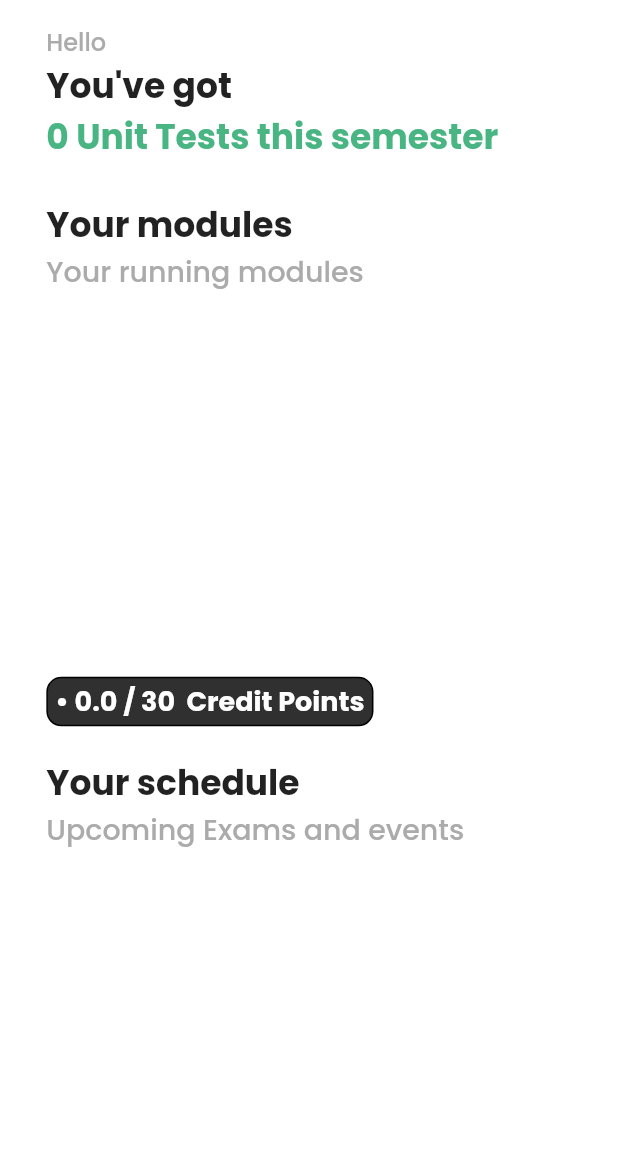
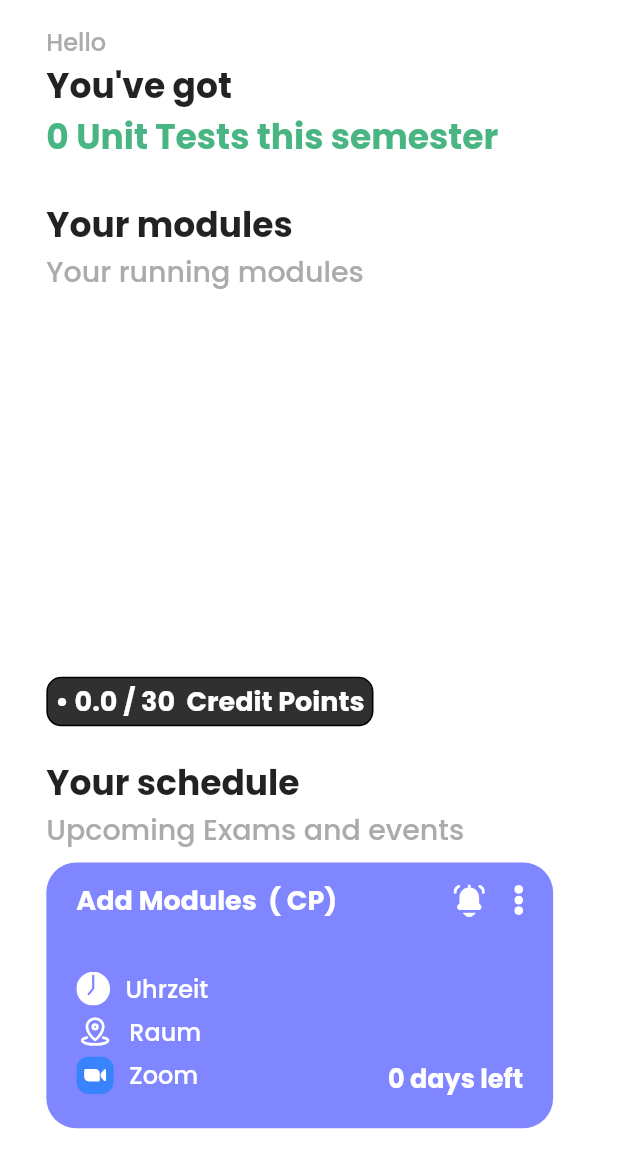
Before and after one commit to philgenb/StudyPlanner, a Flutter app: the screen it shows once a user with an empty profile is signed in, on a phone screen of 412 x 824 dp, the part 83-1236 px from its top. Run offline on Flutter 3.47's test engine with Material 2 defaults, Android fonts, the phone set to English and light mode, and no system bars; our stand-ins replace cloud_firestore, firebase_auth, firebase_core, flutter_spinkit, flutter_svg; accounts and stored records are empty.

Commit message:
fixed no module bug, added extended time info

```diff
--- a/lib/main.dart
+++ b/lib/main.dart
@@ -66,6 +66,7 @@ class _MyAppState extends State<MyApp> {
                   primaryColor: const Color(0xff272727),
                   textTheme: const TextTheme(
                     headline1: TextStyle(fontSize: 17, fontWeight: FontWeight.bold, color: Colors.white),
+                      headline2: TextStyle(fontSize: 18, fontWeight: FontWeight.bold, color: Colors.black),
                     bodyText1: TextStyle(fontSize: 16, color: Colors.white)
                   )
               ),
--- a/lib/models/module.dart
+++ b/lib/models/module.dart
@@ -28,9 +28,9 @@ class Module {
     Duration duration =  examTimeStamp.toDate().difference(DateTime.now());
     int days = duration.inDays;
     if (days >= 30) {
-      return "in ${(days / 30).round()} Monaten";
+      return "${(days / 30).round()} Months left";
     } else {
-      return "in $days Tagen";
+      return "$days days left";
     }
   }
 
--- a/lib/pages/dashboard/moduleswipe.dart
+++ b/lib/pages/dashboard/moduleswipe.dart
@@ -1,6 +1,8 @@
+import 'package:cloud_firestore/cloud_firestore.dart';
 import 'package:flutter/material.dart';
 import 'package:provider/provider.dart';
 import 'package:studyplanner/pages/module/module_card.dart';
+import 'package:studyplanner/theme/colors.dart';
 import 'package:studyplanner/utils/sizehelper.dart';
 
 import '../../models/module.dart';
@@ -20,6 +22,15 @@ class _ModuleSwipeState extends State<ModuleSwipe> {
   Widget build(BuildContext context) {
     List<Module> moduleList = Provider.of<List<Module>>(context);
 
+    if (moduleList.isEmpty) {
+      return SizedBox(
+        height: SizeHelper.getDisplayHeight(context) * 0.225,
+        width: SizeHelper.getDisplayWidth(context) * 0.9,
+        child: ModuleCard(Color(0xff7F86FF), "Add Modules", pressable: true,
+            module: Module(zoomURL: 'Zoom URL', creditPoints: '', moduleName: 'Add Modules', examTimeStamp: Timestamp.now(), room: "Raum", time: "Uhrzeit")),
+      );
+    }
+
       final PageController pageController = PageController(viewportFraction: 1.0);
       return SizedBox(
         height: SizeHelper.getDisplayHeight(context) * 0.225,
@@ -32,7 +43,7 @@ class _ModuleSwipeState extends State<ModuleSwipe> {
           }),
           itemCount: moduleList.length,
           itemBuilder: (BuildContext context, int index) {
-          return ModuleCard(Color(0xff7F86FF), moduleList[index].moduleName, pressable: true, module: moduleList[index]);
+            return ModuleCard(colors[index % colors.length], moduleList[index].moduleName, pressable: true, module: moduleList[index]);
           },
         ),
       );
--- a/lib/pages/module/module_card.dart
+++ b/lib/pages/module/module_card.dart
@@ -58,7 +58,10 @@ class ModuleCard extends StatelessWidget {
               Row(
                 mainAxisAlignment: MainAxisAlignment.spaceBetween,
                 children: [
-                  Text("$moduleName  (${module?.creditPoints ?? credits} CP)", style: TextStyle(color: Colors.white, fontWeight: FontWeight.bold, fontSize: 18), softWrap: true,),
+                  Expanded(
+                    child: Text("$moduleName  (${module?.creditPoints ?? credits} CP)", overflow: TextOverflow.fade,
+                      style: TextStyle(color: Colors.white, fontWeight: FontWeight.bold, fontSize: 18), softWrap: false,),
+                  ),
                   Row(
                     children: [
                       getNotificationButton(),
@@ -79,9 +82,10 @@ class ModuleCard extends StatelessWidget {
                     crossAxisAlignment: CrossAxisAlignment.end,
                     children: [
                       getZoomButton(module),
-                      Text(cropped ? module?.getDateString() ?? "" : module?.getRemainingTimeString() ?? "", style: Theme.of(context).textTheme.headline1)
+                      Text(cropped ? module?.getDateString() ?? "" : module?.getRemainingTimeString() ?? "", style: Theme.of(context).textTheme.headline1),
                     ],
                   ),
+                  cropped ? Align(alignment: Alignment.centerRight, child: Text(module?.getRemainingTimeString() ?? "", style: Theme.of(context).textTheme.headline1)) : SizedBox(),
                   cropped ? SizedBox(height: SizeHelper.getDisplayHeight(context) * 0.0125) : SizedBox()
                 ],
               )
@@ -109,7 +113,7 @@ class ModuleCard extends StatelessWidget {
   }
 
   Widget getZoomButton(Module? module) {
-    return !cropped ? InkWell(
+    return (!cropped) ? InkWell(
       onTap: () async {
         if (module != null && module.zoomURL.isNotEmpty) {
           if (!module.zoomURL.startsWith("http://")) {
--- a/lib/pages/modulemenu.dart
+++ b/lib/pages/modulemenu.dart
@@ -48,32 +48,14 @@ class _ModuleMenuState extends State<ModuleMenu> {
         child: Column(
           crossAxisAlignment: CrossAxisAlignment.start,
           children: [
-            Text("Your modules",
-                style: TextStyle(fontSize: 23, fontWeight: FontWeight.bold)),
-            Text("Your running modules",
-                style: TextStyle(fontSize: 19, color: Color(0xffABABAB))),
-            SizedBox(height: 10),
+            const Text("Your modules", style: TextStyle(fontSize: 23, fontWeight: FontWeight.bold)),
+            const Text("Your running modules", style: TextStyle(fontSize: 19, color: Color(0xffABABAB))),
+            const SizedBox(height: 10),
             Expanded(
               child: StreamProvider<List<Module>>(
                 create: (context) => _database.streamModules(),
                 initialData: [],
                 child: ModuleList()
-
-    // ListView.builder(
-    //                 itemCount: 3,
-    //                 itemBuilder: (BuildContext context, int index) {
-    //                   return Container(
-    //                       margin: EdgeInsets.symmetric(
-    //                           vertical:
-    //                               SizeHelper.getDisplayHeight(context) * 0.0075),
-    //                       child: (ModuleCard(
-    //                         Color(0xff7F86FF),
-    //                         "Lineare Algebra II",
-    //                         pressable: false,
-    //                       )));
-    //                 },
-    //               )
-
               ),
             ),
             getAddModuleButton()
--- a/lib/shared/appbar.dart
+++ b/lib/shared/appbar.dart
@@ -16,7 +16,7 @@ class CustomAppBar extends StatelessWidget implements PreferredSize {
     return AppBar(
       elevation: 0.0,
       backgroundColor: Colors.white,
-      systemOverlayStyle: SystemUiOverlayStyle(statusBarColor: Colors.white),
+       systemOverlayStyle: const SystemUiOverlayStyle(statusBarColor: Colors.white),
       titleSpacing: 0,
       leading: Padding(
         padding: const EdgeInsets.only(left: 17.5, right: 10),
@@ -24,8 +24,8 @@ class CustomAppBar extends StatelessWidget implements PreferredSize {
       ),
       actions: [
         PopupMenuButton(
-
             child: Row(children: [
+              SizedBox(width: 10,),
               SvgPicture.asset(
                 "assets/images/profile-user.svg",
                 height: 25,
@@ -35,9 +35,15 @@ class CustomAppBar extends StatelessWidget implements PreferredSize {
                 height: 50,
               )
             ]),
+            elevation: 0,
+            shape: const OutlineInputBorder(
+              borderSide: BorderSide(width: 3),
+                borderRadius: BorderRadius.all(Radius.circular(15)),
+            ),
             itemBuilder: (context) => [
                   PopupMenuItem(
-                    child: Text("Logout", style: TextStyle(fontSize: 18, fontWeight: FontWeight.bold),),
+                    // padding: EdgeInsets.all(2),
+                    child: Text("Logout", style: Theme.of(context).textTheme.headline2),
                     onTap: () {
                       _auth.signOut();
                     },
--- a/pubspec.yaml
+++ b/pubspec.yaml
@@ -15,7 +15,7 @@ publish_to: 'none' # Remove this line if you wish to publish to pub.dev
 # In iOS, build-name is used as CFBundleShortVersionString while build-number used as CFBundleVersion.
 # Read more about iOS versioning at
 # https://developer.apple.com/library/archive/documentation/General/Reference/InfoPlistKeyReference/Articles/CoreFoundationKeys.html
-version: 1.0.0+1
+version: 1.1.0+2
 
 environment:
   sdk: ">=2.12.0 <3.0.0"
```
Lines whose indentation alone changed are shown as unchanged.
